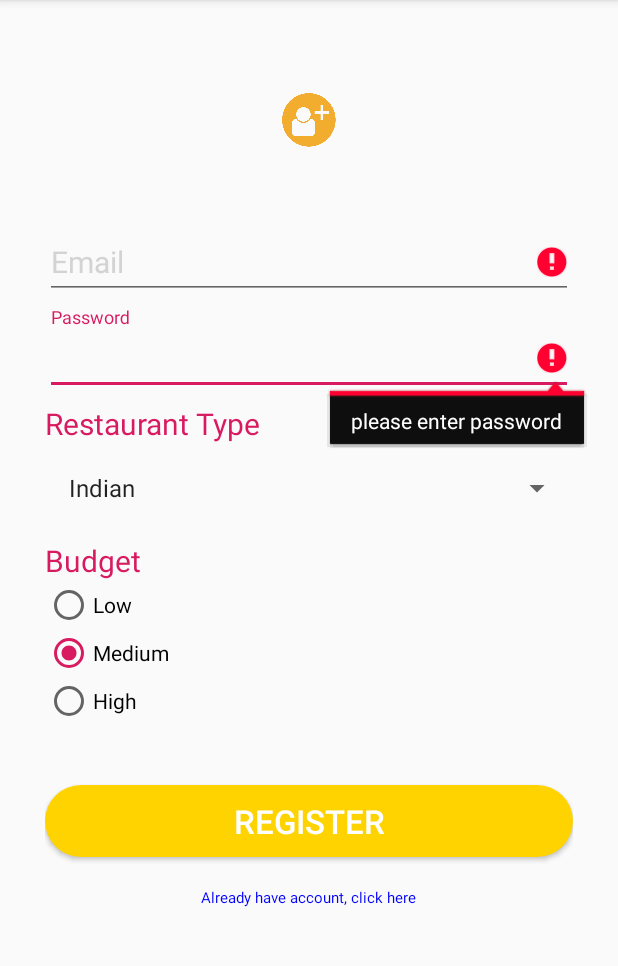
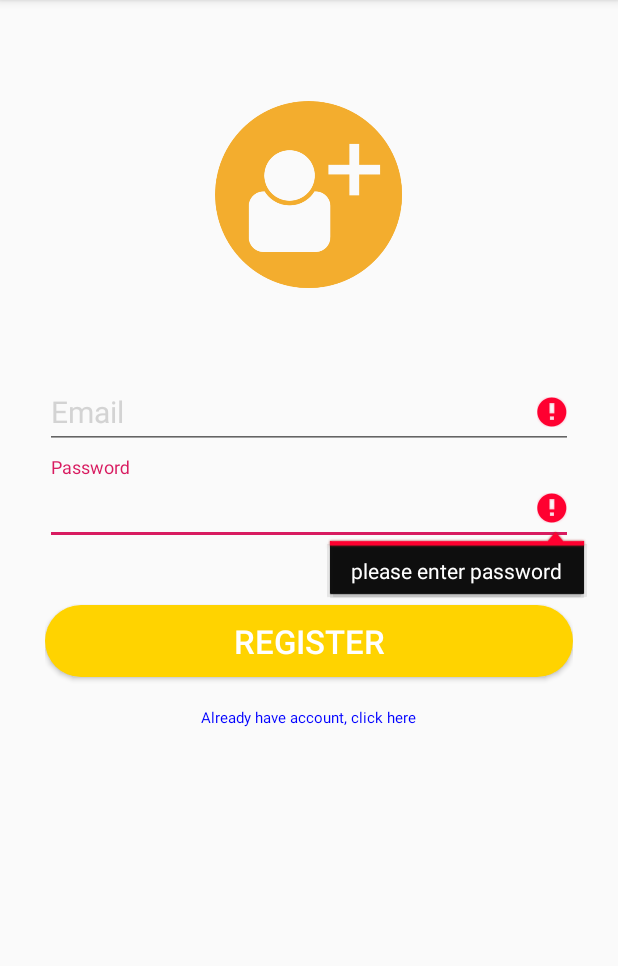
Before and after one commit to jacksaonmizta/NearME, an Android app: the Signup_Form screen opened directly, with no data from a screen before it, after a tap on "REGISTER", on a phone screen of 412 x 824 dp, the part 84-1050 px from its top. Run offline under Robolectric (Android 15) with nearby library versions, the phone set to English and light mode, and no system bars; our stand-ins replace Firebase (no records; nobody signed in at launch, a user with empty details on screens opened directly).

Commit message:
signup updated

```diff
--- a/app/src/main/java/com/example/nearme/Signup_Form.java
+++ b/app/src/main/java/com/example/nearme/Signup_Form.java
@@ -36,9 +36,7 @@ public class Signup_Form extends AppCompatActivity {
     FirebaseAuth mFirebaseAuth;
     FirebaseFirestore fstore;
 
-    Spinner restaurantType;
-    RadioGroup radioGroup;
-    RadioButton radioButton;
+
     String userID;
 
     @Override
@@ -52,18 +50,7 @@ public class Signup_Form extends AppCompatActivity {
         tvSignIn = findViewById(R.id.LoginSignUp_tv);
         btnSignUp = findViewById(R.id.Signup_ButtonID);
 
-        restaurantType = findViewById(R.id.RtypeSpinner);
-        ArrayAdapter<String> myAdapter = new ArrayAdapter<String>(Signup_Form.this,
-                android.R.layout.simple_list_item_1, getResources().getStringArray(R.array.restaurant_Type));
 
-        myAdapter.setDropDownViewResource(android.R.layout.simple_spinner_dropdown_item);
-        restaurantType.setAdapter(myAdapter);
-
-        radioGroup = findViewById(R.id.radioGroup);
-
-        int radioId = radioGroup.getCheckedRadioButtonId();
-
-        radioButton=findViewById(radioId);
 
         fstore = FirebaseFirestore.getInstance();
 
@@ -75,8 +62,8 @@ public class Signup_Form extends AppCompatActivity {
             public void onClick(View v) {
                 final String email = emailId.getText().toString();
                 String pwd = password.getText().toString();
-                final String RT = restaurantType.getSelectedItem().toString();
-                final String BT = radioButton.getText().toString();
+                final String RT = "Chinese";
+                final String BT = "MEDIUM";
 
                 if(email.isEmpty()){
                     emailId.setError("Please enter email address");
--- a/app/src/main/res/layout/activity_signup__form.xml
+++ b/app/src/main/res/layout/activity_signup__form.xml
@@ -10,8 +10,8 @@
 
 
     <ImageView
-        android:layout_width="100dp"
-        android:layout_height="100dp"
+        android:layout_width="200dp"
+        android:layout_height="200dp"
         android:layout_gravity="center_horizontal"
 
         android:padding="30dp"
@@ -88,104 +88,7 @@
 
     </com.google.android.material.textfield.TextInputLayout>
 
-    <com.google.android.material.textfield.TextInputLayout
-        android:layout_width="match_parent"
-        android:layout_height="wrap_content"
-        android:focusable="true"
-        android:focusableInTouchMode="true"
-        android:layout_marginTop="5dp"
-        android:textColorHint="@color/colorPrimaryDark"
 
-
-        >
-
-        <TextView
-            android:id="@+id/restaurant_type"
-            android:layout_width="match_parent"
-            android:layout_height="wrap_content"
-            android:text="Restaurant Type"
-            android:textColor="@color/colorAccent"
-            android:textSize="20sp"/>
-
-    </com.google.android.material.textfield.TextInputLayout>
-
-    <com.google.android.material.textfield.TextInputLayout
-        android:layout_width="match_parent"
-        android:layout_height="wrap_content"
-        android:focusable="true"
-        android:focusableInTouchMode="true"
-        android:layout_marginTop="5dp"
-        android:textColorHint="@color/colorAccent"
-
-
-        />
-
-    <Spinner
-        android:id="@+id/RtypeSpinner"
-        android:layout_width="match_parent"
-        android:layout_height="wrap_content"
-        android:textSize="20sp"/>
-
-    <com.google.android.material.textfield.TextInputLayout
-        android:layout_width="match_parent"
-        android:layout_height="wrap_content"
-        android:focusable="true"
-        android:focusableInTouchMode="true"
-        android:layout_marginTop="5dp"
-        android:textColorHint="@color/colorAccent"
-
-
-        />
-
-    <com.google.android.material.textfield.TextInputLayout
-        android:layout_width="match_parent"
-        android:layout_height="wrap_content"
-        android:focusable="true"
-        android:focusableInTouchMode="true"
-        android:layout_marginTop="5dp"
-        android:textColorHint="@color/colorPrimaryDark"
-
-
-        >
-
-        <TextView
-            android:id="@+id/BtypeSpinner"
-            android:layout_width="match_parent"
-            android:layout_height="wrap_content"
-            android:text="Budget"
-            android:textColor="@color/colorAccent"
-            android:textSize="20sp"/>
-
-    </com.google.android.material.textfield.TextInputLayout>
-
-    <RadioGroup
-        android:layout_width="match_parent"
-        android:layout_height="wrap_content"
-        android:id="@+id/radioGroup">
-
-        <RadioButton
-            android:id="@+id/budgetL"
-            android:layout_width="match_parent"
-            android:layout_height="wrap_content"
-            android:text="Low"
-            />
-
-        <RadioButton
-            android:id="@+id/budgetM"
-            android:layout_toRightOf="@+id/budgetL"
-            android:layout_width="match_parent"
-            android:layout_height="wrap_content"
-            android:text="Medium"
-
-            android:checked="true"/>
-
-        <RadioButton
-            android:id="@+id/budgetH"
-            android:layout_width="match_parent"
-            android:layout_height="wrap_content"
-            android:text="High"
-            />
-    </RadioGroup>
 
 
 
```
